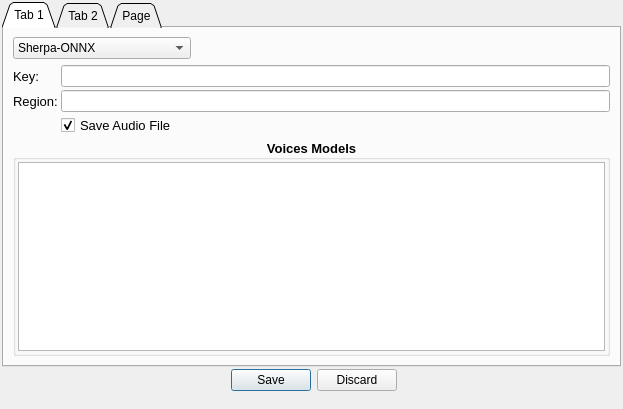
Above: GUI_TranslateAndTTS/form.ui from AceCentre/AACSpeakHelper before the change. Below: the same form after it.
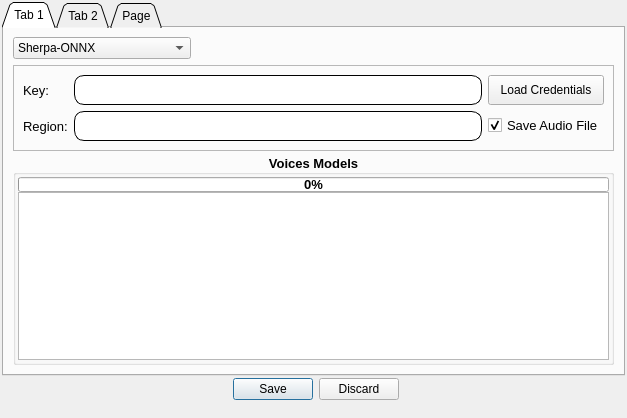
That is the form after the change. The open tabs and pages were chosen to show the change. Icons and pictures are not drawn.

Commit message: Capability to Load Bake in keys from .env #57. Capability to Load from tts-wrapper's get_voices instead of hardcoded #43. Fix GUI widget sizes to support touchscreen. Multithreading capability to load voice models (Sherpa Onnx/Azure)

The edit to the form file:
```diff
--- a/GUI_TranslateAndTTS/form.ui
+++ b/GUI_TranslateAndTTS/form.ui
@@ -6,8 +6,8 @@
    <rect>
     <x>0</x>
     <y>0</y>
-    <width>623</width>
-    <height>409</height>
+    <width>627</width>
+    <height>418</height>
    </rect>
   </property>
   <property name="windowTitle">
@@ -175,52 +175,7 @@
               <property name="spacing">
                <number>3</number>
               </property>
-              <item row="0" column="0">
-               <widget class="QLabel" name="label_9">
-                <property name="font">
-                 <font>
-                  <pointsize>10</pointsize>
-                 </font>
-                </property>
-                <property name="text">
-                 <string>Key:</string>
-                </property>
-               </widget>
-              </item>
-              <item row="2" column="1">
-               <widget class="QCheckBox" name="checkBox_saveAudio">
-                <property name="font">
-                 <font>
-                  <pointsize>10</pointsize>
-                 </font>
-                </property>
-                <property name="text">
-                 <string>Save Audio File</string>
-                </property>
-                <property name="checked">
-                 <bool>true</bool>
-                </property>
-               </widget>
-              </item>
-              <item row="1" column="1">
-               <widget class="QLineEdit" name="lineEdit_region"/>
-              </item>
-              <item row="1" column="0">
-               <widget class="QLabel" name="label_10">
-                <property name="font">
-                 <font>
-                  <pointsize>10</pointsize>
-                 </font>
-                </property>
-                <property name="text">
-                 <string>Region:</string>
-                </property>
-               </widget>
-              </item>
-              <item row="0" column="1">
-               <widget class="QLineEdit" name="lineEdit_key"/>
-              </item>
-              <item row="3" column="0" colspan="2">
+              <item row="4" column="0" colspan="2">
                <widget class="QGroupBox" name="groupBox_2">
                 <property name="font">
                  <font>
@@ -257,10 +212,32 @@
                  <property name="bottomMargin">
                   <number>2</number>
                  </property>
+                 <item>
+                  <widget class="QProgressBar" name="azure_progressBar">
+                   <property name="maximumSize">
+                    <size>
+                     <width>16777215</width>
+                     <height>15</height>
+                    </size>
+                   </property>
+                   <property name="styleSheet">
+                    <string notr="true"/>
+                   </property>
+                   <property name="value">
+                    <number>0</number>
+                   </property>
+                   <property name="alignment">
+                    <set>Qt::AlignCenter</set>
+                   </property>
+                   <property name="textVisible">
+                    <bool>true</bool>
+                   </property>
+                  </widget>
+                 </item>
                  <item>
                   <widget class="QListWidget" name="listWidget_voiceazure">
                    <property name="sizePolicy">
-                    <sizepolicy hsizetype="Preferred" vsizetype="Preferred">
+                    <sizepolicy hsizetype="Expanding" vsizetype="Expanding">
                      <horstretch>0</horstretch>
                      <verstretch>0</verstretch>
                     </sizepolicy>
@@ -279,6 +256,95 @@
                 </layout>
                </widget>
               </item>
+              <item row="0" column="0" colspan="2">
+               <widget class="QFrame" name="frame_4">
+                <property name="frameShape">
+                 <enum>QFrame::StyledPanel</enum>
+                </property>
+                <property name="frameShadow">
+                 <enum>QFrame::Raised</enum>
+                </property>
+                <layout class="QGridLayout" name="gridLayout_13">
+                 <item row="0" column="1">
+                  <widget class="QLineEdit" name="lineEdit_region">
+                   <property name="styleSheet">
+                    <string notr="true">border-style: outset;
+border-width: 1px;
+border-radius: 10px;
+min-width: 10em;
+padding: 6px;</string>
+                   </property>
+                  </widget>
+                 </item>
+                 <item row="2" column="1">
+                  <widget class="QLineEdit" name="lineEdit_key">
+                   <property name="styleSheet">
+                    <string notr="true">border-style: outset;
+border-width: 1px;
+border-radius: 10px;
+min-width: 10em;
+padding: 6px;</string>
+                   </property>
+                  </widget>
+                 </item>
+                 <item row="0" column="0">
+                  <widget class="QLabel" name="label_9">
+                   <property name="font">
+                    <font>
+                     <pointsize>10</pointsize>
+                    </font>
+                   </property>
+                   <property name="text">
+                    <string>Key:</string>
+                   </property>
+                  </widget>
+                 </item>
+                 <item row="2" column="0">
+                  <widget class="QLabel" name="label_10">
+                   <property name="font">
+                    <font>
+                     <pointsize>10</pointsize>
+                    </font>
+                   </property>
+                   <property name="text">
+                    <string>Region:</string>
+                   </property>
+                  </widget>
+                 </item>
+                 <item row="0" column="2">
+                  <widget class="QPushButton" name="pushButton">
+                   <property name="minimumSize">
+                    <size>
+                     <width>0</width>
+                     <height>30</height>
+                    </size>
+                   </property>
+                   <property name="styleSheet">
+                    <string notr="true"/>
+                   </property>
+                   <property name="text">
+                    <string>Load Credentials</string>
+                   </property>
+                  </widget>
+                 </item>
+                 <item row="2" column="2">
+                  <widget class="QCheckBox" name="checkBox_saveAudio">
+                   <property name="font">
+                    <font>
+                     <pointsize>10</pointsize>
+                    </font>
+                   </property>
+                   <property name="text">
+                    <string>Save Audio File</string>
+                   </property>
+                   <property name="checked">
+                    <bool>true</bool>
+                   </property>
+                  </widget>
+                 </item>
+                </layout>
+               </widget>
+              </item>
              </layout>
             </widget>
            </item>
```
Left out of the diff: 130 changed lines with no effect on the pictures. The commit also changes 5 other files.
